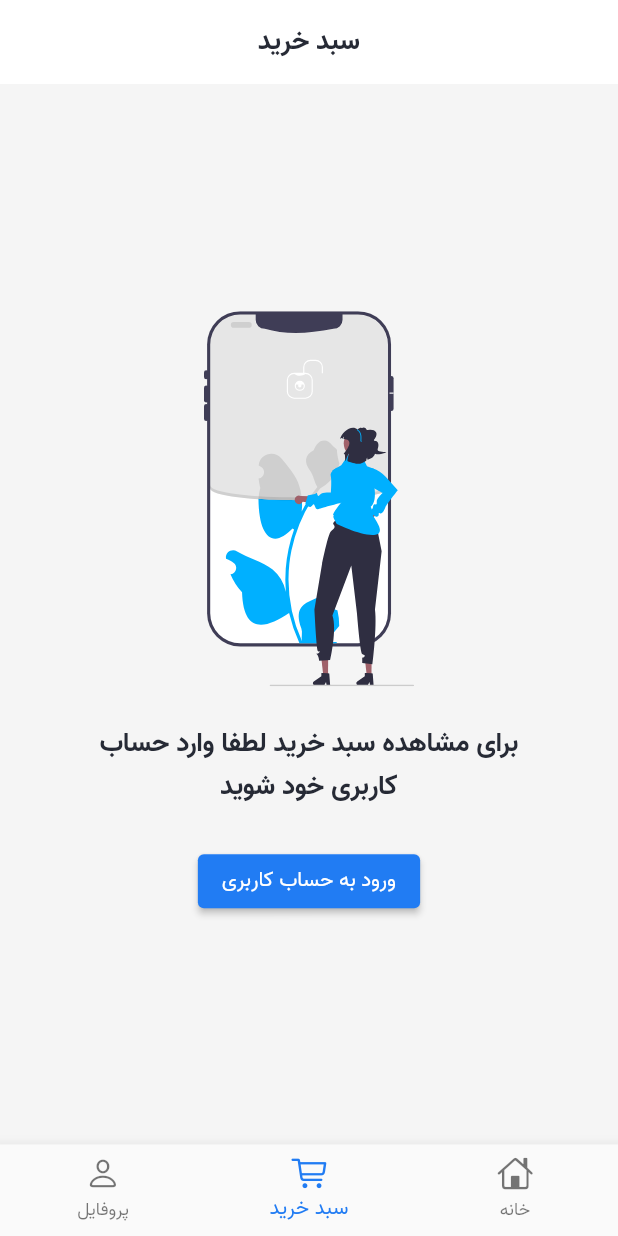
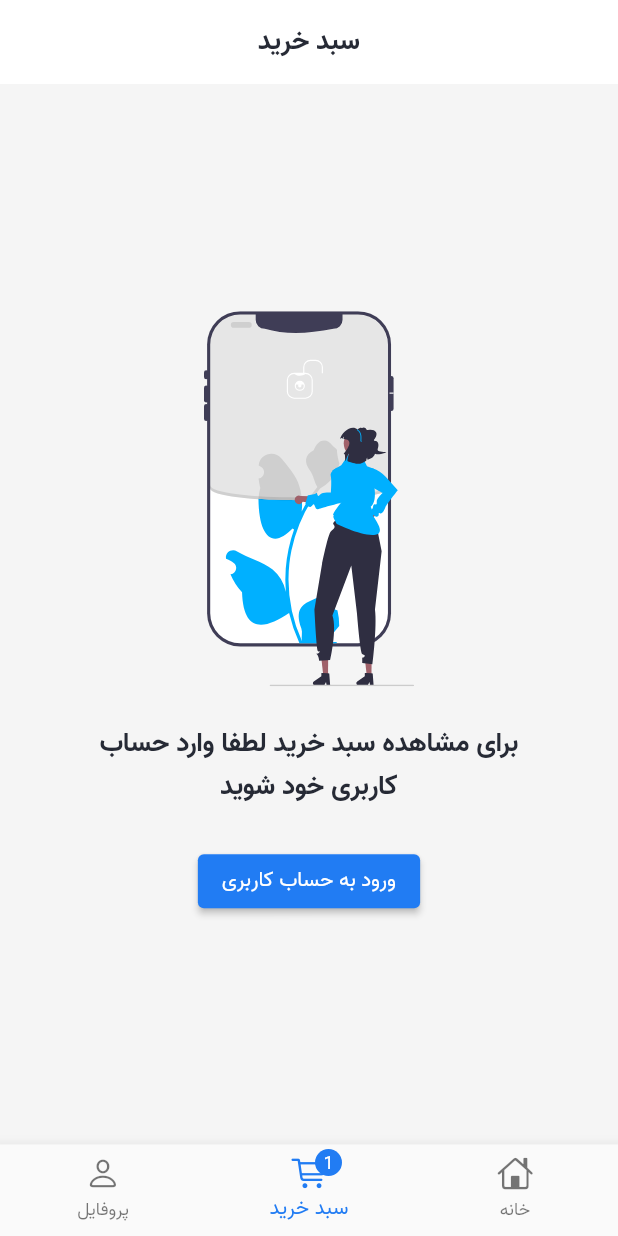
Before and after one commit to kiyanzade/nike_store, a Flutter app: the screen it shows after launch, item 2 of the bottom bar chosen, on a phone screen of 412 x 824 dp. Run offline on Flutter 3.47's test engine with Material 2 defaults, Android fonts, the phone set to English and light mode, and no system bars; our stand-ins replace bloc, cached_network_image, dio, equatable, flutter_bloc, flutter_svg and 3 more; network calls fail.

Commit message:
add badge to cart icon

```diff
--- a/lib/data/cart_itam.dart
+++ b/lib/data/cart_itam.dart
@@ -3,8 +3,9 @@ import 'package:nike_store/data/product.dart';
 class CartItem {
   final int cartItemtId;
   final Product product;
-  final int count;
+  int count;
   bool deleteButtonLoading = false;
+  bool changeCountLoading = false;
 
   CartItem(this.cartItemtId, this.product, this.count);
 
--- a/lib/data/source/cart_data_source.dart
+++ b/lib/data/source/cart_data_source.dart
@@ -30,9 +30,13 @@ class CartRemoteDataSource extends ICartDataSource {
   }
 
   @override
-  Future<AddToCartResponse> changeCount(int cartItemId, int count) {
-    // TODO: implement changeCount
-    throw UnimplementedError();
+  Future<AddToCartResponse> changeCount(int cartItemId, int count)async{
+    final response =await    httpClient.post("cart/changeCount", data: {
+      "cart_item_id":cartItemId,
+      "count":count,
+    });
+
+    return AddToCartResponse.fromJSON(response.data);
   }
 
   @override
--- a/lib/ui/cart/bloc/cart_bloc.dart
+++ b/lib/ui/cart/bloc/cart_bloc.dart
@@ -66,6 +66,46 @@ class CartBloc extends Bloc<CartEvent, CartState> {
             }
           }
         }
+      } else if (event is CartPlusCountButtonClickedEvent) {
+        try {
+          if (state is CartSuccessState) {
+            final successState = state as CartSuccessState;
+            final cartItemDeleting = successState.cartResponse.cartItems
+                .firstWhere(
+                    (element) => element.cartItemtId == event.cartItemId);
+            cartItemDeleting.changeCountLoading = true;
+            emit(CartSuccessState(successState.cartResponse));
+            int newCount = ++cartItemDeleting.count;
+            await cartRepository.changeCount(event.cartItemId, newCount);
+
+            successState.cartResponse.cartItems.firstWhere(
+                (element) => element.cartItemtId == event.cartItemId)
+              ..count = newCount
+              ..changeCountLoading = false;
+
+            emit(calculatePriceInfo(successState.cartResponse));
+          }
+        } catch (e) {}
+      } else if (event is CartMinusCountButtonClickedEvent) {
+        try {
+          if (state is CartSuccessState) {
+            final successState = state as CartSuccessState;
+            final cartItemDeleting = successState.cartResponse.cartItems
+                .firstWhere(
+                    (element) => element.cartItemtId == event.cartItemId);
+            cartItemDeleting.changeCountLoading = true;
+            emit(CartSuccessState(successState.cartResponse));
+            int newCount = --cartItemDeleting.count;
+            await cartRepository.changeCount(event.cartItemId, newCount);
+
+            successState.cartResponse.cartItems.firstWhere(
+                (element) => element.cartItemtId == event.cartItemId)
+              ..count = newCount
+              ..changeCountLoading = false;
+
+            emit(calculatePriceInfo(successState.cartResponse));
+          }
+        } catch (e) {}
       }
     });
   }
--- a/lib/ui/cart/bloc/cart_event.dart
+++ b/lib/ui/cart/bloc/cart_event.dart
@@ -8,22 +8,35 @@ abstract class CartEvent extends Equatable {
 }
 
 class CartStartedEvent extends CartEvent {
-final AuthInfo? authInfo;
+  final AuthInfo? authInfo;
 
   const CartStartedEvent(this.authInfo);
-
 }
 
 class CartDeleteButtonClickedEvent extends CartEvent {
   final int cartItemId;
 
   const CartDeleteButtonClickedEvent(this.cartItemId);
-@override
-   List<Object> get props => [cartItemId];
+  @override
+  List<Object> get props => [cartItemId];
 }
 
 class CartAuthInfoChangedEvent extends CartEvent {
-final AuthInfo? authInfo;
+  final AuthInfo? authInfo;
 
   const CartAuthInfoChangedEvent(this.authInfo);
 }
+
+class CartPlusCountButtonClickedEvent extends CartEvent {
+  final int cartItemId;
+  @override
+  List<Object> get props => [cartItemId];
+  const CartPlusCountButtonClickedEvent(this.cartItemId);
+}
+
+class CartMinusCountButtonClickedEvent extends CartEvent {
+  final int cartItemId;
+  @override
+  List<Object> get props => [cartItemId];
+  const CartMinusCountButtonClickedEvent(this.cartItemId);
+}
--- a/lib/ui/cart/cart.dart
+++ b/lib/ui/cart/cart.dart
@@ -107,6 +107,16 @@ class _CartScreenState extends State<CartScreen> {
                           cartBloc?.add(CartDeleteButtonClickedEvent(
                               cartItem.cartItemtId));
                         },
+                        onPlusButtonTapped: () {
+                          cartBloc?.add(CartPlusCountButtonClickedEvent(
+                              cartItem.cartItemtId));
+                        },
+                        onMinusButtonTapped: () {
+                          if (cartItem.count > 1) {
+                            cartBloc?.add(CartMinusCountButtonClickedEvent(
+                                cartItem.cartItemtId));
+                          }
+                        },
                       );
                     }
                   },
--- a/lib/ui/root.dart
+++ b/lib/ui/root.dart
@@ -3,6 +3,7 @@ import 'package:flutter/material.dart';
 import 'package:nike_store/data/repo/auth_repository.dart';
 import 'package:nike_store/ui/cart/cart.dart';
 import 'package:nike_store/ui/home/home.dart';
+import 'package:nike_store/ui/widgets/badge.dart';
 
 const int homeIndex = 0;
 const int cartIndex = 1;
@@ -55,7 +56,7 @@ class _RootScreenState extends State<RootScreen> {
             _navigator(
               _cartKey,
               cartIndex,
-              CartScreen(),
+              const CartScreen(),
             ),
             _navigator(
                 _profileKey,
@@ -63,12 +64,12 @@ class _RootScreenState extends State<RootScreen> {
                 Column(
                   mainAxisAlignment: MainAxisAlignment.center,
                   children: [
-                    Text('profile'),
+                    const Text('profile'),
                     ElevatedButton(
                         onPressed: () {
                           authRepository.signOut();
                         },
-                        child: Text('Sign out'))
+                        child: const Text('Sign out'))
                   ],
                 )),
           ]),
@@ -81,12 +82,25 @@ class _RootScreenState extends State<RootScreen> {
                 selectedScreenIndex = selectedindex;
               });
             },
-            items: const [
-              BottomNavigationBarItem(
+            items: [
+              const BottomNavigationBarItem(
                   icon: Icon(CupertinoIcons.home), label: 'خانه'),
               BottomNavigationBarItem(
-                  icon: Icon(CupertinoIcons.cart), label: 'سبد خرید'),
-              BottomNavigationBarItem(
+                  icon: Stack(
+                    clipBehavior: Clip.none,
+                    children: [
+                      const Icon(CupertinoIcons.cart),
+                      Positioned(
+                        top: -4,
+                        right: -10,
+                        child: const BadgeWidget(
+                          value: 1,
+                        ),
+                      ),
+                    ],
+                  ),
+                  label: 'سبد خرید'),
+              const BottomNavigationBarItem(
                   icon: Icon(CupertinoIcons.person), label: 'پروفایل'),
             ],
           ),
--- /dev/null
+++ b/lib/ui/widgets/badge.dart
@@ -0,0 +1,26 @@
+import 'package:flutter/material.dart';
+
+class BadgeWidget extends StatelessWidget {
+  final int value;
+
+  const BadgeWidget({super.key, required this.value});
+  @override
+  Widget build(BuildContext context) {
+    return Visibility(
+      visible: value != 0,
+      child: Container(
+        width: 18,
+        height: 18,
+        alignment: Alignment.center,
+        decoration: BoxDecoration(
+            color: Theme.of(context).colorScheme.primary,
+            shape: BoxShape.circle),
+        child: Text(
+          value.toString(),
+          style: TextStyle(
+              color: Theme.of(context).colorScheme.onPrimary, fontSize: 12),
+        ),
+      ),
+    );
+  }
+}
--- a/lib/ui/widgets/cartItem.dart
+++ b/lib/ui/widgets/cartItem.dart
@@ -8,11 +8,16 @@ import 'imageService.dart';
 class CartItemWidget extends StatelessWidget {
   const CartItemWidget({
     super.key,
-    required this.cartItem, required this.onDeleteButtonTapped,
+    required this.cartItem,
+    required this.onDeleteButtonTapped,
+    required this.onPlusButtonTapped,
+    required this.onMinusButtonTapped,
   });
 
   final CartItem cartItem;
   final Function() onDeleteButtonTapped;
+  final Function() onPlusButtonTapped;
+  final Function() onMinusButtonTapped;
 
   @override
   Widget build(BuildContext context) {
@@ -64,14 +69,16 @@ class CartItemWidget extends StatelessWidget {
                     Row(
                       children: [
                         IconButton(
-                            onPressed: () {},
+                            onPressed: onPlusButtonTapped,
                             icon: const Icon(CupertinoIcons.plus_rectangle)),
-                        Text(
-                          cartItem.count.toString(),
-                          style: Theme.of(context).textTheme.headline6,
-                        ),
+                        cartItem.changeCountLoading
+                            ? CupertinoActivityIndicator()
+                            : Text(
+                                cartItem.count.toString(),
+                                style: Theme.of(context).textTheme.headline6,
+                              ),
                         IconButton(
-                            onPressed: () {},
+                            onPressed: onMinusButtonTapped,
                             icon: const Icon(CupertinoIcons.minus_rectangle)),
                       ],
                     )
```
